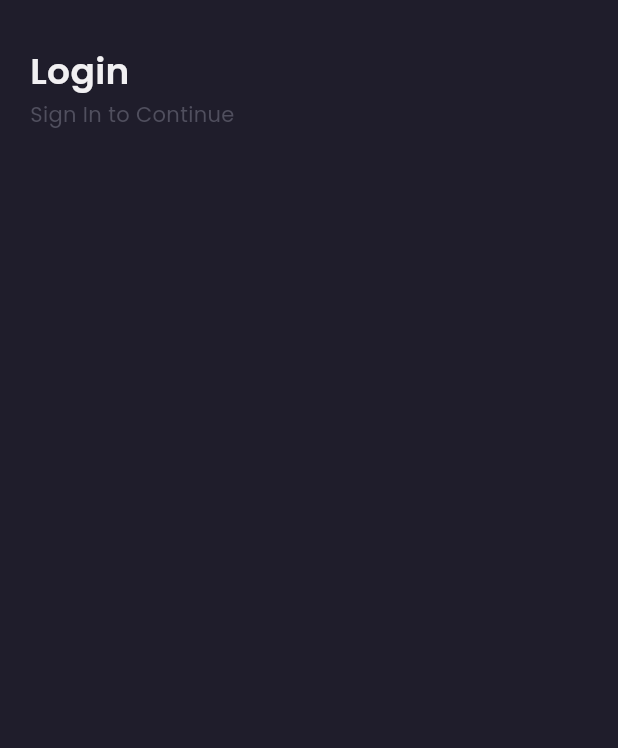
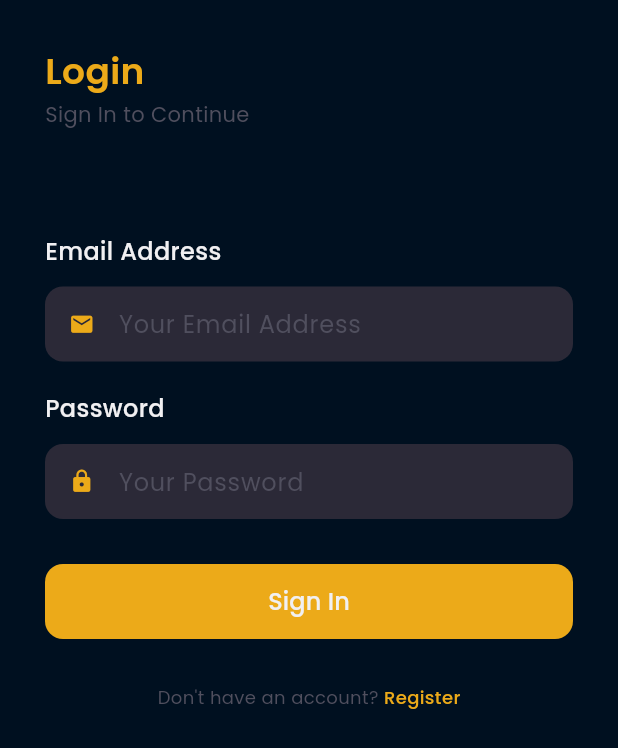
Before and after one commit to yogapermana76/medicalapp, a Flutter app: the screen it shows after launch, on a phone screen of 412 x 824 dp. Shown: the top 748 px of the screen. Run offline on Flutter 3.47's test engine with Material 3 defaults, Android fonts, the phone set to English and light mode, and no system bars; our stand-ins replace google_fonts.

Commit message:
feat: login page - add form login

```diff
--- a/lib/pages/login_page.dart
+++ b/lib/pages/login_page.dart
@@ -22,6 +22,7 @@ class _LoginPageState extends State<LoginPage> {
               style: primaryTextStyle.copyWith(
                 fontSize: 24,
                 fontWeight: semiBold,
+                color: primaryColor,
               ),
             ),
             const SizedBox(height: 2),
@@ -34,15 +35,171 @@ class _LoginPageState extends State<LoginPage> {
       );
     }
 
+    Widget emailInput() {
+      return Container(
+        margin: const EdgeInsets.only(top: 70),
+        child: Column(
+          crossAxisAlignment: CrossAxisAlignment.start,
+          children: [
+            Text(
+              'Email Address',
+              style: primaryTextStyle.copyWith(
+                fontSize: 16,
+                fontWeight: medium,
+              ),
+            ),
+            const SizedBox(height: 12),
+            Container(
+              height: 50,
+              padding: const EdgeInsets.symmetric(horizontal: 16),
+              decoration: BoxDecoration(
+                color: backgroundColor2,
+                borderRadius: BorderRadius.circular(12),
+              ),
+              child: Center(
+                child: Row(
+                  children: [
+                    Icon(
+                      Icons.email,
+                      color: primaryColor,
+                      size: 17,
+                    ),
+                    const SizedBox(width: 16),
+                    Expanded(
+                      child: TextFormField(
+                        style: primaryTextStyle,
+                        decoration: InputDecoration.collapsed(
+                          hintText: 'Your Email Address',
+                          hintStyle: subtitleTextStyle,
+                        ),
+                      ),
+                    ),
+                  ],
+                ),
+              ),
+            ),
+          ],
+        ),
+      );
+    }
+
+    Widget passwordInput() {
+      return Container(
+        margin: const EdgeInsets.only(top: 20),
+        child: Column(
+          crossAxisAlignment: CrossAxisAlignment.start,
+          children: [
+            Text(
+              'Password',
+              style: primaryTextStyle.copyWith(
+                fontSize: 16,
+                fontWeight: medium,
+              ),
+            ),
+            const SizedBox(height: 12),
+            Container(
+              height: 50,
+              padding: const EdgeInsets.symmetric(horizontal: 16),
+              decoration: BoxDecoration(
+                color: backgroundColor2,
+                borderRadius: BorderRadius.circular(12),
+              ),
+              child: Center(
+                child: Row(
+                  children: [
+                    Icon(
+                      Icons.lock,
+                      color: primaryColor,
+                      size: 17,
+                    ),
+                    const SizedBox(width: 16),
+                    Expanded(
+                      child: TextFormField(
+                        style: primaryTextStyle,
+                        obscureText: true,
+                        decoration: InputDecoration.collapsed(
+                          hintText: 'Your Password',
+                          hintStyle: subtitleTextStyle,
+                        ),
+                      ),
+                    ),
+                  ],
+                ),
+              ),
+            ),
+          ],
+        ),
+      );
+    }
+
+    Widget signInButton() {
+      return Container(
+        height: 50,
+        width: double.infinity,
+        margin: const EdgeInsets.only(top: 30),
+        child: TextButton(
+          onPressed: () {},
+          style: TextButton.styleFrom(
+            backgroundColor: primaryColor,
+            shape: RoundedRectangleBorder(
+              borderRadius: BorderRadius.circular(12),
+            ),
+          ),
+          child: Text(
+            'Sign In',
+            style: primaryTextStyle.copyWith(
+              fontSize: 16,
+              fontWeight: medium,
+            ),
+          ),
+        ),
+      );
+    }
+
+    Widget footer() {
+      return Container(
+        margin: const EdgeInsets.symmetric(vertical: 30),
+        child: Row(
+          mainAxisAlignment: MainAxisAlignment.center,
+          children: [
+            Text(
+              'Don\'t have an account? ',
+              style: subtitleTextStyle.copyWith(fontSize: 12),
+            ),
+            GestureDetector(
+              onTap: () => Navigator.pushNamed(context, '/registration'),
+              child: Text(
+                'Register',
+                style: purpleTextStyle.copyWith(
+                  fontSize: 12,
+                  fontWeight: medium,
+                ),
+              ),
+            ),
+          ],
+        ),
+      );
+    }
+
     return Scaffold(
-        backgroundColor: const Color(0xff1F1D2B),
-        body: SafeArea(
-            child: SingleChildScrollView(
-                child: Container(
-                    margin: const EdgeInsets.symmetric(horizontal: 20),
-                    child: Column(
-                      crossAxisAlignment: CrossAxisAlignment.start,
-                      children: [header()],
-                    )))));
+      backgroundColor: backgroundColor1,
+      body: SafeArea(
+        child: SingleChildScrollView(
+          child: Container(
+            margin: EdgeInsets.symmetric(horizontal: defaultMargin),
+            child: Column(
+              crossAxisAlignment: CrossAxisAlignment.start,
+              children: [
+                header(),
+                emailInput(),
+                passwordInput(),
+                signInButton(),
+                footer(),
+              ],
+            ),
+          ),
+        ),
+      ),
+    );
   }
 }
```
